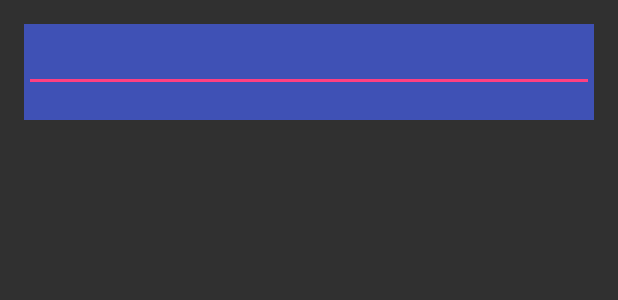
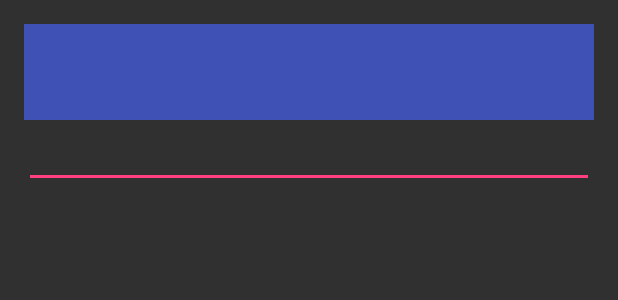
Before and after one commit to QuoteCC/SplashNotes, an Android app: the layout activity_note_screen.xml on its own in the app's theme, with its tools: preview values and no code run, on a phone screen of 412 x 824 dp. Shown: the top 300 px of the screen. Run offline under Robolectric (Android 15) with nearby library versions, the phone set to English and light mode, and no system bars.

Commit message:
Fixed spacing on Toolbar

```diff
--- a/app/src/main/res/layout/activity_note_screen.xml
+++ b/app/src/main/res/layout/activity_note_screen.xml
@@ -18,7 +18,8 @@
     <!--Make sure that the Scrollview is below the toolbar and any buttons -->
     <ScrollView
         android:layout_width="match_parent"
-        android:layout_height="match_parent">
+        android:layout_height="match_parent"
+        android:layout_below="@id/toolbar">
         <!-- THIS IS THE EDIT TEXT-->
         <EditText
             android:layout_width="match_parent"
```
